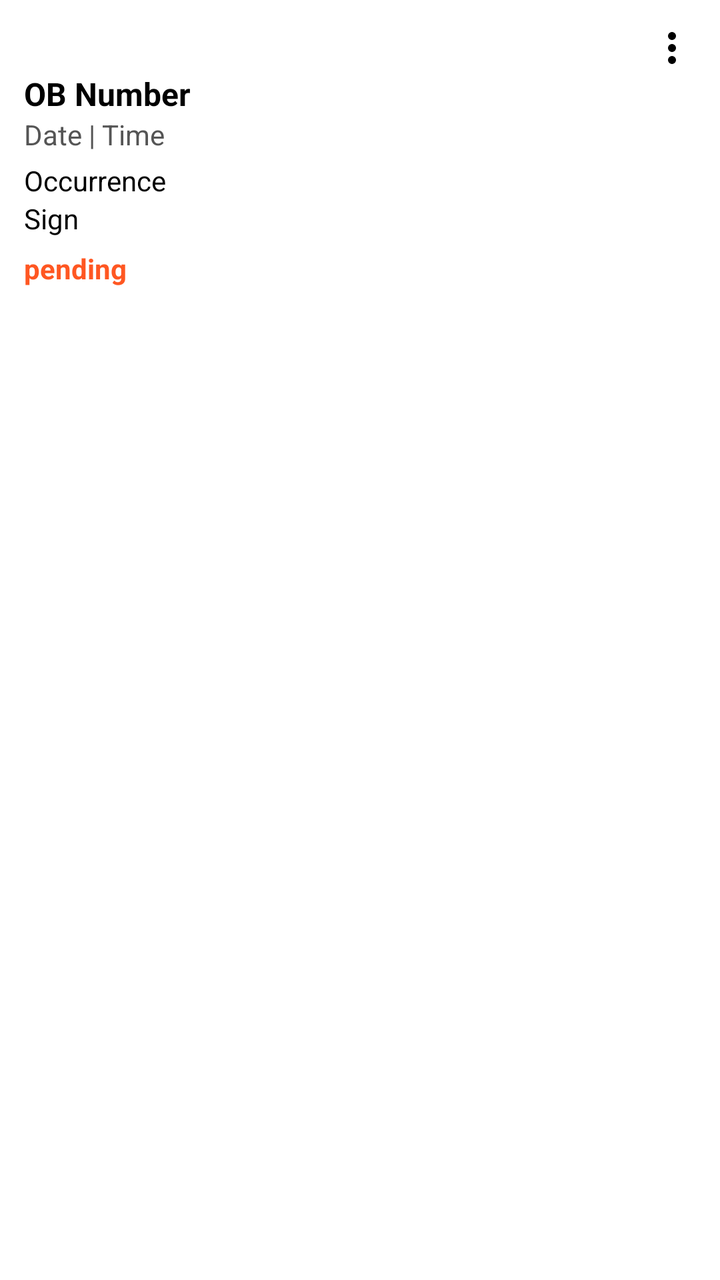
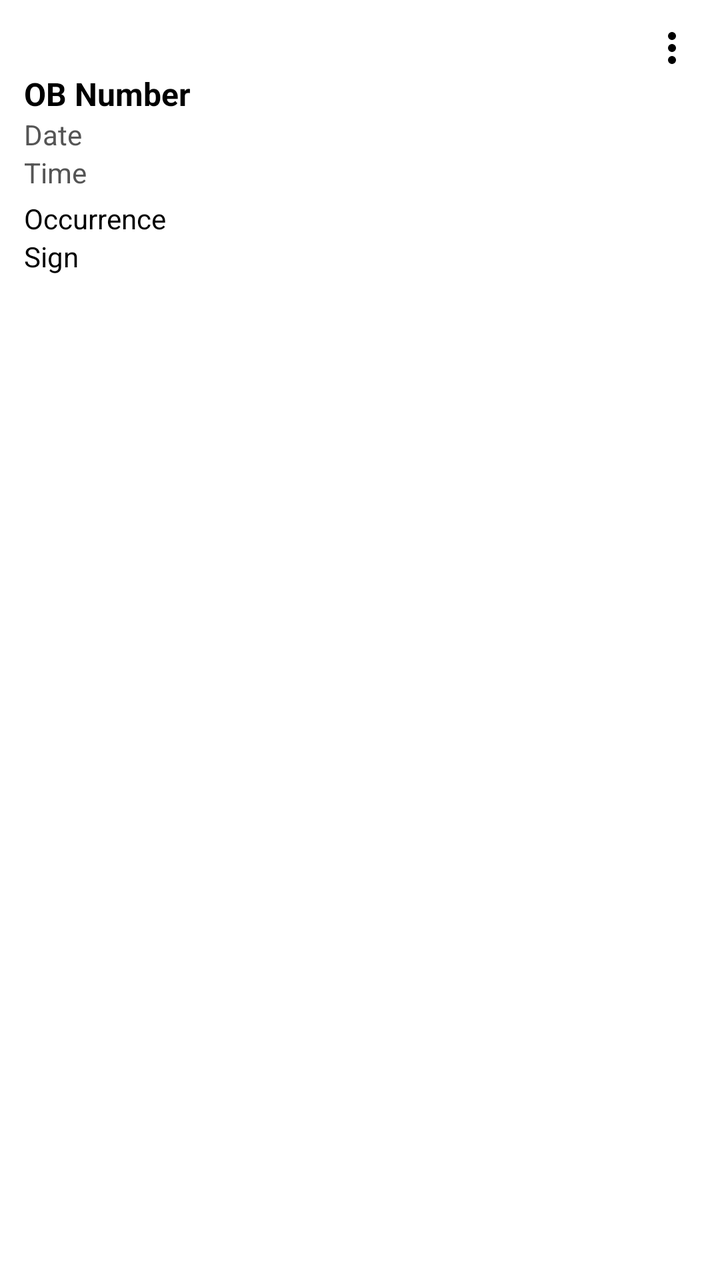

An Android layout rendered at two revisions. The XML below is the earlier revision; the diff shows what the commit changed to produce the second picture.
<!-- AndroidManifest.xml: application theme Theme.App -->
<!-- res/layout/view_layout.xml -->
<LinearLayout xmlns:android="http://schemas.android.com/apk/res/android"
    android:layout_width="match_parent"
    android:layout_height="wrap_content"
    android:orientation="vertical"
    android:padding="12dp"
    android:background="#FFFFFF"
    android:layout_margin="6dp">

    
    <ImageView
        android:id="@+id/menuBtn"
        android:layout_width="24dp"
        android:layout_height="24dp"
        android:src="@drawable/ic_menu"
        android:layout_gravity="end"/>

    
    <TextView
        android:id="@+id/obNum"
        android:layout_width="match_parent"
        android:layout_height="wrap_content"
        android:textColor="#000"
        android:textStyle="bold"
        android:textSize="16sp"
        android:text="OB Number"/>

    
    <TextView
        android:id="@+id/time"
        android:layout_width="match_parent"
        android:layout_height="wrap_content"
        android:textColor="#555"
        android:text="Date | Time"/>

    
    <TextView
        android:id="@+id/occurrence"
        android:layout_width="match_parent"
        android:layout_height="wrap_content"
        android:textColor="#000"
        android:layout_marginTop="4dp"
        android:text="Occurrence"/>

    
    <TextView
        android:id="@+id/sign"
        android:layout_width="match_parent"
        android:layout_height="wrap_content"
        android:textColor="#000"
        android:text="Sign"/>

    
    <TextView
        android:id="@+id/status"
        android:layout_width="wrap_content"
        android:layout_height="wrap_content"
        android:text="pending"
        android:textStyle="bold"
        android:layout_marginTop="6dp"
        android:textColor="#FF5722"/>
</LinearLayout>
<!-- resources referenced by this layout -->
<resources>
  <!-- drawable ic_menu (drawable) -->
  <vector xmlns:android="http://schemas.android.com/apk/res/android" android:height="24dp" android:tint="#000000" android:viewportHeight="960" android:viewportWidth="960" android:width="24dp">
        
      <path android:fillColor="@android:color/white" android:pathData="M480,800Q447,800 423.5,776.5Q400,753 400,720Q400,687 423.5,663.5Q447,640 480,640Q513,640 536.5,663.5Q560,687 560,720Q560,753 536.5,776.5Q513,800 480,800ZM480,560Q447,560 423.5,536.5Q400,513 400,480Q400,447 423.5,423.5Q447,400 480,400Q513,400 536.5,423.5Q560,447 560,480Q560,513 536.5,536.5Q513,560 480,560ZM480,320Q447,320 423.5,296.5Q400,273 400,240Q400,207 423.5,183.5Q447,160 480,160Q513,160 536.5,183.5Q560,207 560,240Q560,273 536.5,296.5Q513,320 480,320Z"/>
      
  </vector>
  <style name="Theme.App" parent="Base.Theme.App" />
  <style name="Base.Theme.App" parent="Theme.Material3.DayNight.NoActionBar">
          <item name="colorPrimary">#1A73E8</item>
          <item name="android:statusBarColor">@android:color/transparent</item>
          <item name="android:navigationBarColor">@android:color/transparent</item>
  
  
      </style>
</resources>

<!-- the commit's change to res/layout/view_layout.xml (unified diff, before → after) -->
@@ -26,11 +26,19 @@
 
     
     <TextView
+        android:id="@+id/date"
+        android:layout_width="match_parent"
+        android:layout_height="wrap_content"
+        android:textColor="#555"
+        android:text="Date"/>
+
+    
+    <TextView
         android:id="@+id/time"
         android:layout_width="match_parent"
         android:layout_height="wrap_content"
         android:textColor="#555"
-        android:text="Date | Time"/>
+        android:text="Time"/>
 
     
     <TextView
@@ -41,6 +49,17 @@
         android:layout_marginTop="4dp"
         android:text="Occurrence"/>
 
+
+    
+
+
+
+
+
+
+
+
+
     
     <TextView
         android:id="@+id/sign"
@@ -49,13 +68,5 @@
         android:textColor="#000"
         android:text="Sign"/>
 
-    
-    <TextView
-        android:id="@+id/status"
-        android:layout_width="wrap_content"
-        android:layout_height="wrap_content"
-        android:text="pending"
-        android:textStyle="bold"
-        android:layout_marginTop="6dp"
-        android:textColor="#FF5722"/>
+
 </LinearLayout>
